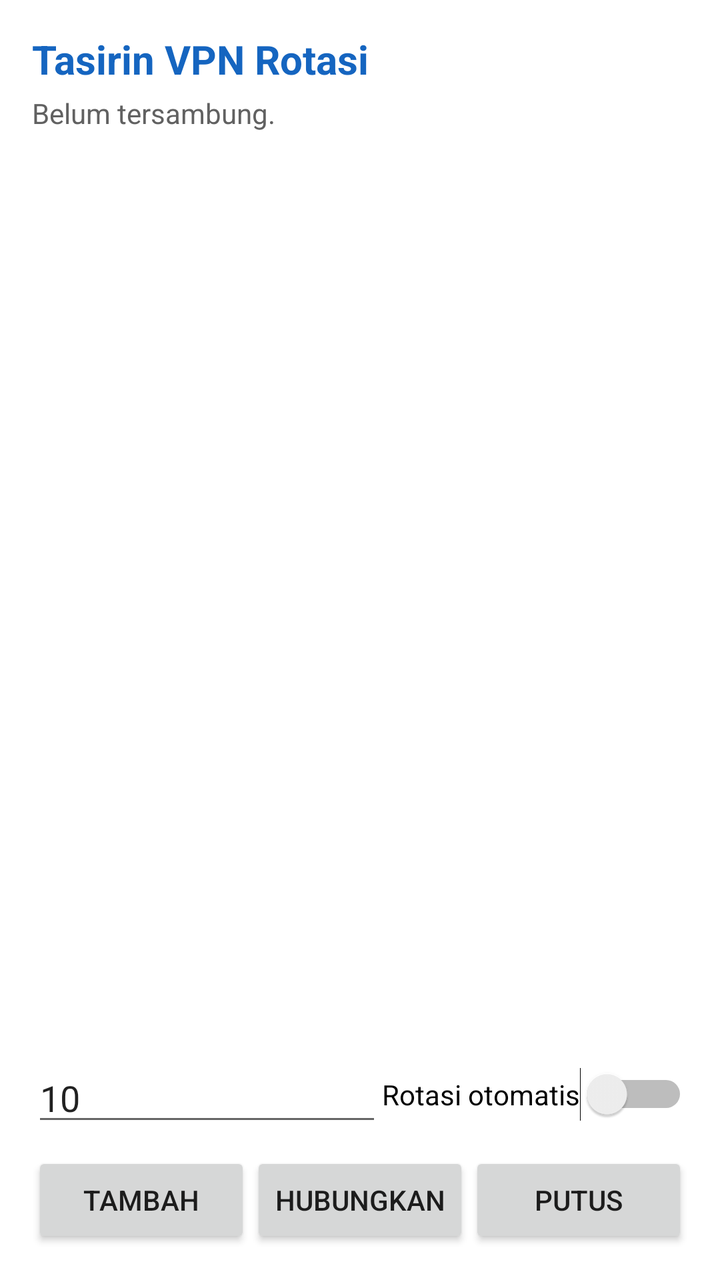
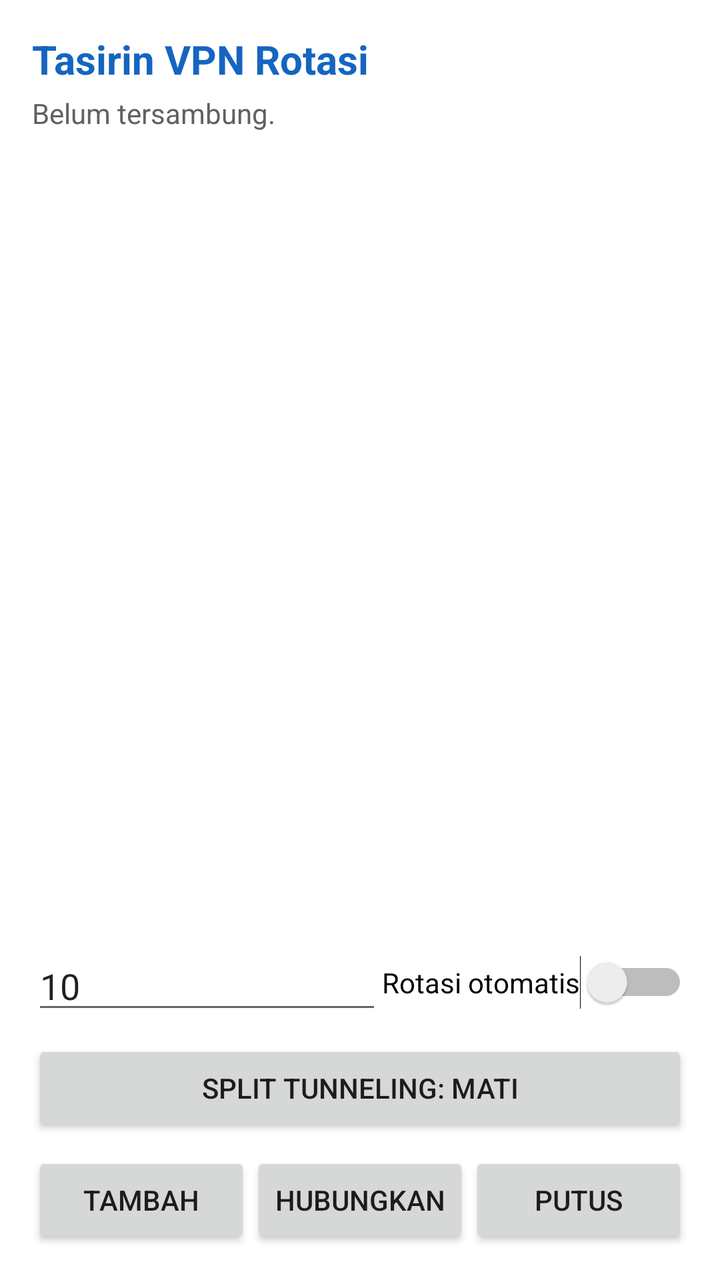

Two renders of the same Android screen: before a commit and after it. Below are the layout's source before the change and the commit's diff.
<!-- AndroidManifest.xml: application theme Theme.VpnRotasi -->
<!-- res/layout/activity_main.xml -->
<?xml version="1.0" encoding="utf-8"?>
<LinearLayout xmlns:android="http://schemas.android.com/apk/res/android"
    android:layout_width="match_parent"
    android:layout_height="match_parent"
    android:orientation="vertical"
    android:padding="16dp">

    <TextView
        android:layout_width="wrap_content"
        android:layout_height="wrap_content"
        android:text="Tasirin VPN Rotasi"
        android:textColor="@color/biru_utama"
        android:textSize="20sp"
        android:textStyle="bold" />

    <TextView
        android:id="@+id/tvStatus"
        android:layout_width="match_parent"
        android:layout_height="wrap_content"
        android:layout_marginTop="4dp"
        android:text="Belum tersambung."
        android:textColor="@color/teks_redup" />

    <ListView
        android:id="@+id/lvServers"
        android:layout_width="match_parent"
        android:layout_height="0dp"
        android:layout_marginTop="12dp"
        android:layout_weight="1" />

    <LinearLayout
        android:layout_width="match_parent"
        android:layout_height="wrap_content"
        android:layout_marginTop="8dp"
        android:gravity="center_vertical"
        android:orientation="horizontal">

        <EditText
            android:id="@+id/etInterval"
            android:layout_width="0dp"
            android:layout_height="wrap_content"
            android:layout_weight="1"
            android:hint="Interval rotasi (menit)"
            android:inputType="number"
            android:text="10" />

        <Switch
            android:id="@+id/swRotation"
            android:layout_width="wrap_content"
            android:layout_height="wrap_content"
            android:text="Rotasi otomatis" />
    </LinearLayout>

    <LinearLayout
        android:layout_width="match_parent"
        android:layout_height="wrap_content"
        android:layout_marginTop="8dp"
        android:orientation="horizontal">

        <Button
            android:id="@+id/btnAdd"
            android:layout_width="0dp"
            android:layout_height="wrap_content"
            android:layout_weight="1"
            android:text="Tambah" />

        <Button
            android:id="@+id/btnConnect"
            android:layout_width="0dp"
            android:layout_height="wrap_content"
            android:layout_weight="1"
            android:text="Hubungkan" />

        <Button
            android:id="@+id/btnDisconnect"
            android:layout_width="0dp"
            android:layout_height="wrap_content"
            android:layout_weight="1"
            android:text="Putus" />
    </LinearLayout>

</LinearLayout>
<!-- resources referenced by this layout -->
<resources>
  <color name="biru_utama">#1565C0</color>
  <color name="teks_redup">#616161</color>
  <style name="Theme.VpnRotasi" parent="Theme.AppCompat.Light.NoActionBar">
          <item name="colorPrimary">@color/biru_utama</item>
          <item name="colorPrimaryDark">@color/biru_gelap</item>
          <item name="colorAccent">@color/biru_utama</item>
          <item name="android:windowBackground">@color/putih</item>
      </style>
  <color name="biru_gelap">#0D47A1</color>
  <color name="putih">#FFFFFF</color>
</resources>

<!-- the commit's change to res/layout/activity_main.xml (unified diff, before → after) -->
@@ -51,6 +51,13 @@
             android:text="Rotasi otomatis" />
     </LinearLayout>
 
+    <Button
+        android:id="@+id/btnSplit"
+        android:layout_width="match_parent"
+        android:layout_height="wrap_content"
+        android:layout_marginTop="8dp"
+        android:text="Split Tunneling: Mati" />
+
     <LinearLayout
         android:layout_width="match_parent"
         android:layout_height="wrap_content"
